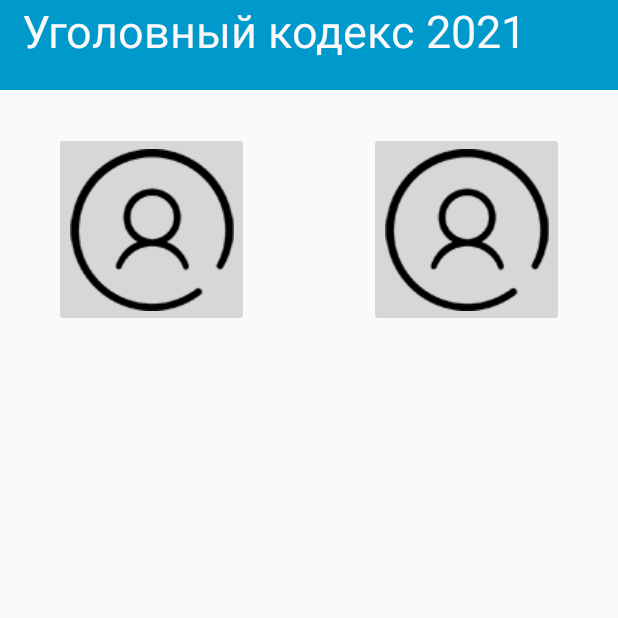
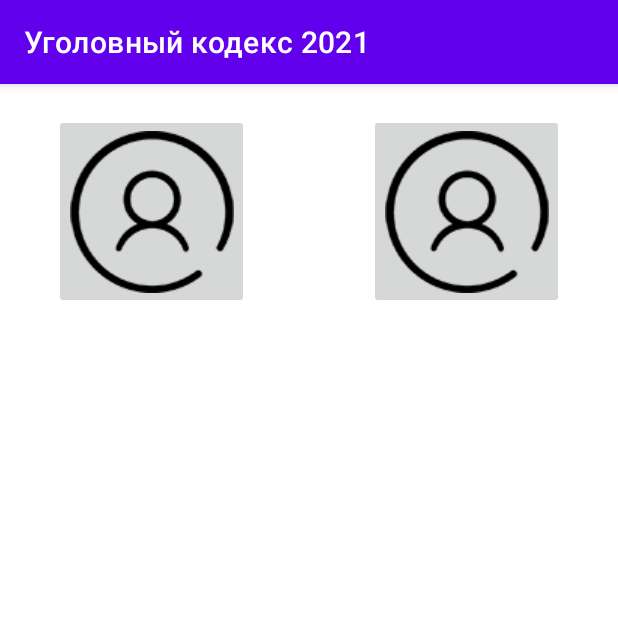
Before and after one commit to Kulakov1Dima/IBook-Social-Network, an Android app: the screen it shows after launch (MainActivity), on a phone screen of 412 x 824 dp, the top half of it. Run offline under Robolectric (Android 15) with nearby library versions, the phone set to English and light mode, and no system bars.

Commit message:
add old toolbar

```diff
--- a/app/src/main/AndroidManifest.xml
+++ b/app/src/main/AndroidManifest.xml
@@ -1,6 +1,6 @@
 <?xml version="1.0" encoding="utf-8"?>
 <manifest xmlns:android="http://schemas.android.com/apk/res/android"
-    package="com.example.criminalcode" >
+    package="com.example.criminalcode">
 
     <application
         android:allowBackup="true"
@@ -8,10 +8,11 @@
         android:label="@string/app_name"
         android:roundIcon="@mipmap/ic_launcher_round"
         android:supportsRtl="true"
-        android:theme="@style/Theme.AppCompat.Light.NoActionBar" >
+        android:theme="@style/Theme.CriminalCode">
+
         <activity
             android:name=".MainActivity"
-            android:exported="true" >
+            android:exported="true">
             <intent-filter>
                 <action android:name="android.intent.action.MAIN" />
 
--- a/app/src/main/java/com/example/criminalcode/MainActivity.java
+++ b/app/src/main/java/com/example/criminalcode/MainActivity.java
@@ -3,6 +3,8 @@ package com.example.criminalcode;
 import android.os.Bundle;
 
 import androidx.appcompat.app.AppCompatActivity;
+
+import java.util.Objects;
 
 
 public class MainActivity extends AppCompatActivity {
@@ -10,5 +12,6 @@ public class MainActivity extends AppCompatActivity {
     public void onCreate(Bundle savedInstanceState) {
         super.onCreate(savedInstanceState);
         setContentView(R.layout.activity_main);
+        Objects.requireNonNull(getSupportActionBar()).setTitle("Уголовный кодекс 2021");
     }
 }
--- a/app/src/main/res/layout/activity_main.xml
+++ b/app/src/main/res/layout/activity_main.xml
@@ -6,25 +6,6 @@
 
     android:layout_width="match_parent"
     android:layout_height="match_parent">
-
-    <androidx.appcompat.widget.Toolbar
-        android:id="@+id/toolbar"
-        android:layout_width="match_parent"
-        android:layout_height="60dp"
-        android:background="@android:color/holo_blue_dark"
-        tools:layout_conversion_absoluteHeight="56dp"
-        tools:layout_conversion_absoluteWidth="411dp"/>
-
-    <TextView
-        android:id="@+id/textView"
-        android:layout_width="match_parent"
-        android:layout_height="58dp"
-        android:background="#00F8F1F0"
-        android:text="@string/textview"
-        android:textAllCaps="false"
-        android:textColor="#FAF8F8"
-        android:textSize="30sp"
-        tools:text="Уголовный кодекс 2021" />
 
     <androidx.constraintlayout.widget.ConstraintLayout
         android:layout_width="match_parent"
@@ -35,7 +16,7 @@
             android:layout_width="130dp"
             android:layout_height="130dp"
             android:layout_marginStart="36dp"
-            android:layout_marginTop="88dp"
+            android:layout_marginTop="20dp"
             android:contentDescription="@string/todo"
             app:layout_constraintStart_toStartOf="parent"
             app:layout_constraintTop_toTopOf="parent"
@@ -46,12 +27,12 @@
             android:id="@+id/imageButton2"
             android:layout_width="130dp"
             android:layout_height="130dp"
-            android:layout_marginTop="88dp"
+            android:layout_marginTop="20dp"
             android:layout_marginEnd="36dp"
+            android:contentDescription="@string/todo"
             app:layout_constraintEnd_toEndOf="parent"
             app:layout_constraintTop_toTopOf="parent"
-            app:srcCompat="@drawable/profile"
-            android:contentDescription="@string/todo" />
+            app:srcCompat="@drawable/profile" />
 
     </androidx.constraintlayout.widget.ConstraintLayout>
 
--- /dev/null
+++ b/app/src/main/res/layout/activity_main2.xml
@@ -0,0 +1,9 @@
+<?xml version="1.0" encoding="utf-8"?>
+<androidx.constraintlayout.widget.ConstraintLayout xmlns:android="http://schemas.android.com/apk/res/android"
+    xmlns:app="http://schemas.android.com/apk/res-auto"
+    xmlns:tools="http://schemas.android.com/tools"
+    android:layout_width="match_parent"
+    android:layout_height="match_parent"
+    tools:context=".MainActivity2">
+
+</androidx.constraintlayout.widget.ConstraintLayout>
```
